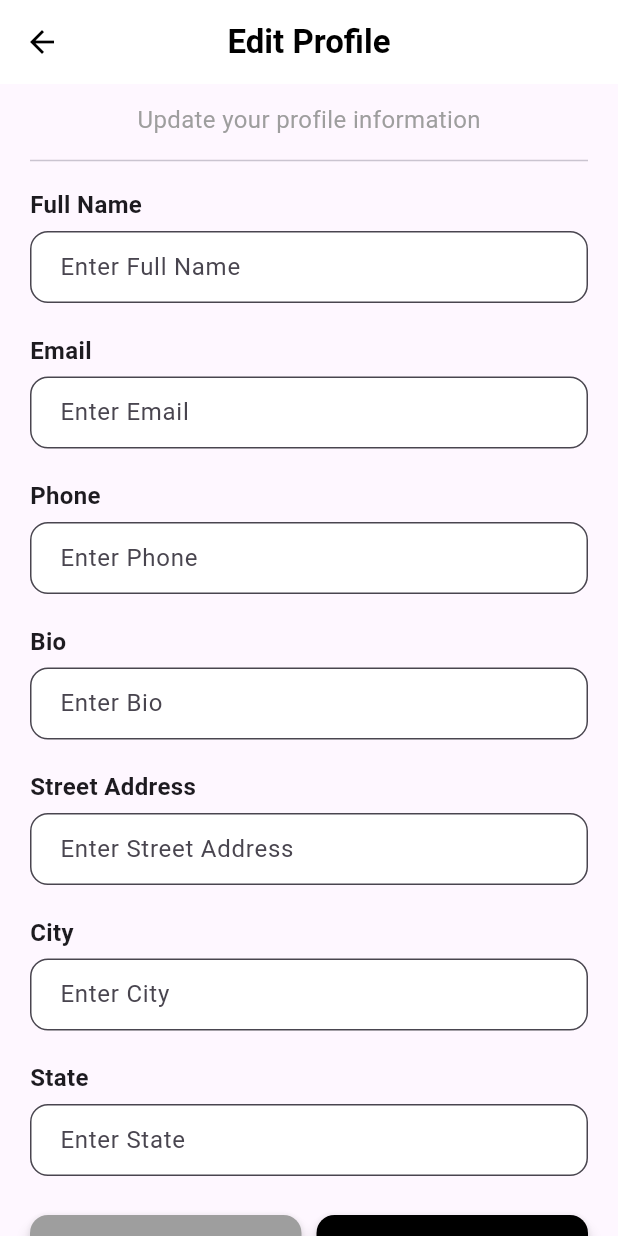
After one commit to rishabkoka/CampusCloset, a Flutter app: the ProfilePage screen opened directly, after a tap on "Edit Profile", on a phone screen of 412 x 824 dp. The commit adds this screen. Run offline on Flutter 3.47's test engine with Material 3 defaults, Android fonts, the light colour scheme and no system bars; our stand-ins replace firebase_auth, firebase_core, google_sign_in; accounts and stored records are empty.

Commit message:
Update UI for my profile pages

```diff
--- /dev/null
+++ b/lib/pages/complete_profile.dart
@@ -0,0 +1,186 @@
+import 'package:flutter/material.dart';
+
+void main() {
+  runApp(const MyApp());
+}
+
+class MyApp extends StatelessWidget {
+  const MyApp({super.key});
+
+  @override
+  Widget build(BuildContext context) {
+    return MaterialApp(
+      debugShowCheckedModeBanner: false,
+      title: 'Profile Page',
+      theme: ThemeData(
+        primaryColor: const Color(0xFFF4F1E3),
+        scaffoldBackgroundColor: const Color(0xFFF4F1E3),
+        textTheme: const TextTheme(
+          bodyLarge: TextStyle(color: Colors.black, fontSize: 16),
+          bodyMedium: TextStyle(color: Colors.black54, fontSize: 14),
+        ),
+      ),
+      home: const CompleteProfile(),
+    );
+  }
+}
+
+class CompleteProfile extends StatefulWidget {
+  const CompleteProfile({super.key});
+
+  @override
+  CompleteProfileState createState() => CompleteProfileState();
+}
+
+class CompleteProfileState extends State<CompleteProfile> {
+  // Temporary variables to hold form data
+  String fullName = "";
+  String email = "";
+  String phone = "";
+  String bio = "";
+  String streetAddress = "";
+  String city = "";
+  String state = "";
+
+  void saveProfile() {
+    // Here, you would send these variables to a database or API
+    print("Saving Profile: ");
+    print("Full Name: $fullName");
+    print("Email: $email");
+    print("Phone: $phone");
+    print("Bio: $bio");
+    print("Street Address: $streetAddress");
+    print("City: $city");
+    print("State: $state");
+  }
+
+  @override
+  Widget build(BuildContext context) {
+    return Scaffold(
+      appBar: AppBar(
+        centerTitle: true,
+        elevation: 0,
+        backgroundColor: Colors.white,
+        foregroundColor: Colors.black,
+        title: const Text(
+          "Complete Profile",
+          style: TextStyle(fontWeight: FontWeight.bold, fontSize: 22),
+        ),
+      ),
+      body: SingleChildScrollView(
+        padding: const EdgeInsets.symmetric(horizontal: 20.0, vertical: 12.0),
+        child: Column(
+          crossAxisAlignment: CrossAxisAlignment.center,
+          children: [
+            // const Text(
+            //   "Complete Profile",
+            //   style: TextStyle(fontSize: 28, fontWeight: FontWeight.bold),
+            // ),
+            // const SizedBox(height: 8.0),
+            const Text(
+              "Complete your details to continue",
+              style: TextStyle(fontSize: 16, color: Colors.grey),
+            ),
+            const SizedBox(height: 8.0),
+            const Divider(),
+            Form(
+              child: Column(
+                children: [
+                  UserInfoEditField(
+                    text: "Full Name",
+                    onChanged: (value) => setState(() => fullName = value),
+                  ),
+                  UserInfoEditField(
+                    text: "Email",
+                    onChanged: (value) => setState(() => email = value),
+                  ),
+                  UserInfoEditField(
+                    text: "Phone",
+                    onChanged: (value) => setState(() => phone = value),
+                  ),
+                  UserInfoEditField(
+                    text: "Bio",
+                    onChanged: (value) => setState(() => bio = value),
+                  ),
+                  UserInfoEditField(
+                    text: "Street Address",
+                    onChanged: (value) => setState(() => streetAddress = value),
+                  ),
+                  UserInfoEditField(
+                    text: "City",
+                    onChanged: (value) => setState(() => city = value),
+                  ),
+                  UserInfoEditField(
+                    text: "State",
+                    onChanged: (value) => setState(() => state = value),
+                  ),
+                ],
+              ),
+            ),
+            const SizedBox(height: 16.0),
+            button("Save Profile", Colors.black, Colors.white, saveProfile, 50),
+          ],
+        ),
+      ),
+    );
+  }
+}
+
+class UserInfoEditField extends StatelessWidget {
+  final String text;
+  final Function(String) onChanged;
+
+  const UserInfoEditField({super.key, required this.text, required this.onChanged});
+
+  @override
+  Widget build(BuildContext context) {
+    return Padding(
+      padding: const EdgeInsets.symmetric(vertical: 10.0),
+      child: Column(
+        crossAxisAlignment: CrossAxisAlignment.start,
+        children: [
+          Text(
+            text,
+            style: const TextStyle(fontSize: 16, fontWeight: FontWeight.w600),
+          ),
+          const SizedBox(height: 6.0),
+          TextFormField(
+            decoration: InputDecoration(
+              hintText: "Enter $text",
+              filled: true,
+              fillColor: Colors.white,
+              contentPadding: const EdgeInsets.symmetric(horizontal: 16.0, vertical: 12.0),
+              border: OutlineInputBorder(
+                borderSide: const BorderSide(color: Colors.grey),
+                borderRadius: BorderRadius.circular(12),
+              ),
+            ),
+            onChanged: onChanged,
+          ),
+        ],
+      ),
+    );
+  }
+}
+
+Widget button(String text, Color backgroundColor, Color textColor, VoidCallback onPressed, double height) {
+  return SizedBox(
+    width: double.infinity,
+    height: height,
+    child: ElevatedButton(
+      onPressed: onPressed,
+      style: ElevatedButton.styleFrom(
+        backgroundColor: backgroundColor,
+        foregroundColor: textColor,
+        shape: RoundedRectangleBorder(
+          borderRadius: BorderRadius.circular(12),
+        ),
+        elevation: 4,
+      ),
+      child: Text(
+        text,
+        style: const TextStyle(fontSize: 18, fontWeight: FontWeight.w600),
+      ),
+    ),
+  );
+}
--- /dev/null
+++ b/lib/pages/edit_profile.dart
@@ -0,0 +1,193 @@
+import 'package:flutter/material.dart';
+
+void main() {
+  runApp(const MyApp());
+}
+
+class MyApp extends StatelessWidget {
+  const MyApp({super.key});
+
+  @override
+  Widget build(BuildContext context) {
+    return MaterialApp(
+      debugShowCheckedModeBanner: false,
+      title: 'Edit Profile',
+      theme: ThemeData(
+        primaryColor: const Color(0xFFF4F1E3),
+        scaffoldBackgroundColor: const Color(0xFFF4F1E3),
+        textTheme: const TextTheme(
+          bodyLarge: TextStyle(color: Colors.black, fontSize: 16),
+          bodyMedium: TextStyle(color: Colors.black54, fontSize: 14),
+        ),
+      ),
+      home: const EditProfile(),
+    );
+  }
+}
+
+class EditProfile extends StatefulWidget {
+  const EditProfile({super.key});
+
+  @override
+  EditProfileState createState() => EditProfileState();
+}
+
+class EditProfileState extends State<EditProfile> {
+  String fullName = "";
+  String email = "";
+  String phone = "";
+  String bio = "";
+  String streetAddress = "";
+  String city = "";
+  String state = "";
+
+  void saveProfile() {
+    print("Profile Saved: ");
+    print("Full Name: $fullName");
+    print("Email: $email");
+    print("Phone: $phone");
+    print("Bio: $bio");
+    print("Street Address: $streetAddress");
+    print("City: $city");
+    print("State: $state");
+  }
+
+  void cancelEdit() {
+    Navigator.pop(context);
+  }
+
+  @override
+  Widget build(BuildContext context) {
+    return Scaffold(
+      appBar: AppBar(
+        centerTitle: true,
+        elevation: 0,
+        backgroundColor: Colors.white,
+        foregroundColor: Colors.black,
+        title: const Text(
+          "Edit Profile",
+          style: TextStyle(fontWeight: FontWeight.bold, fontSize: 22),
+        ),
+      ),
+      body: SingleChildScrollView(
+        padding: const EdgeInsets.symmetric(horizontal: 20.0, vertical: 12.0),
+        child: Column(
+          crossAxisAlignment: CrossAxisAlignment.center,
+          children: [
+            const Text(
+              "Update your profile information",
+              style: TextStyle(fontSize: 16, color: Colors.grey),
+            ),
+            const SizedBox(height: 8.0),
+            const Divider(),
+            Form(
+              child: Column(
+                children: [
+                  UserInfoEditField(
+                    text: "Full Name",
+                    onChanged: (value) => setState(() => fullName = value),
+                  ),
+                  UserInfoEditField(
+                    text: "Email",
+                    onChanged: (value) => setState(() => email = value),
+                  ),
+                  UserInfoEditField(
+                    text: "Phone",
+                    onChanged: (value) => setState(() => phone = value),
+                  ),
+                  UserInfoEditField(
+                    text: "Bio",
+                    onChanged: (value) => setState(() => bio = value),
+                  ),
+                  UserInfoEditField(
+                    text: "Street Address",
+                    onChanged: (value) => setState(() => streetAddress = value),
+                  ),
+                  UserInfoEditField(
+                    text: "City",
+                    onChanged: (value) => setState(() => city = value),
+                  ),
+                  UserInfoEditField(
+                    text: "State",
+                    onChanged: (value) => setState(() => state = value),
+                  ),
+                ],
+              ),
+            ),
+            const SizedBox(height: 16.0),
+            Row(
+              children: [
+                Expanded(
+                  child: button("Cancel", Colors.grey, Colors.black, cancelEdit, 50),
+                ),
+                const SizedBox(width: 10),
+                Expanded(
+                  child: button("Save", Colors.black, Colors.white, saveProfile, 50),
+                ),
+              ],
+            ),
+          ],
+        ),
+      ),
+    );
+  }
+}
+
+class UserInfoEditField extends StatelessWidget {
+  final String text;
+  final Function(String) onChanged;
+
+  const UserInfoEditField({super.key, required this.text, required this.onChanged});
+
+  @override
+  Widget build(BuildContext context) {
+    return Padding(
+      padding: const EdgeInsets.symmetric(vertical: 10.0),
+      child: Column(
+        crossAxisAlignment: CrossAxisAlignment.start,
+        children: [
+          Text(
+            text,
+            style: const TextStyle(fontSize: 16, fontWeight: FontWeight.w600),
+          ),
+          const SizedBox(height: 6.0),
+          TextFormField(
+            decoration: InputDecoration(
+              hintText: "Enter $text",
+              filled: true,
+              fillColor: Colors.white,
+              contentPadding: const EdgeInsets.symmetric(horizontal: 16.0, vertical: 12.0),
+              border: OutlineInputBorder(
+                borderSide: const BorderSide(color: Colors.grey),
+                borderRadius: BorderRadius.circular(12),
+              ),
+            ),
+            onChanged: onChanged,
+          ),
+        ],
+      ),
+    );
+  }
+}
+
+Widget button(String text, Color backgroundColor, Color textColor, VoidCallback onPressed, double height) {
+  return SizedBox(
+    width: double.infinity,
+    height: height,
+    child: ElevatedButton(
+      onPressed: onPressed,
+      style: ElevatedButton.styleFrom(
+        backgroundColor: backgroundColor,
+        foregroundColor: textColor,
+        shape: RoundedRectangleBorder(
+          borderRadius: BorderRadius.circular(12),
+        ),
+        elevation: 4,
+      ),
+      child: Text(
+        text,
+        style: const TextStyle(fontSize: 18, fontWeight: FontWeight.w600),
+      ),
+    ),
+  );
+}
--- a/lib/pages/profile_page.dart
+++ b/lib/pages/profile_page.dart
@@ -1,105 +1,81 @@
 import 'package:flutter/material.dart';
+import 'edit_profile.dart';
 
 void main() {
-  runApp(MyApp());
+  runApp(const MyApp());
 }
 
 class MyApp extends StatelessWidget {
+  const MyApp({super.key});
+
   @override
   Widget build(BuildContext context) {
     return MaterialApp(
       debugShowCheckedModeBanner: false,
-      home: ProfilePage(),
+      title: 'Profile Page',
+      theme: ThemeData(
+        primaryColor: const Color(0xFFF4F1E3),
+        scaffoldBackgroundColor: const Color(0xFFF4F1E3),
+        textTheme: const TextTheme(
+          bodyLarge: TextStyle(color: Colors.black, fontSize: 16),
+          bodyMedium: TextStyle(color: Colors.black54, fontSize: 14),
+        ),
+      ),
+      home: const ProfilePage(),
     );
   }
 }
 
 class ProfilePage extends StatelessWidget {
-  final String profileImage = 'assets/images/profile.svg';
-  final String userName = 'USER_NAME';
-  final String userJob = 'USER_JOB';
-  final String userEmail = 'USER_EMAIL';
-  final String userPhone = 'USER_PHONE';
-  final String userLocation = 'USER_LOCATION';
+  const ProfilePage({super.key});
 
   @override
   Widget build(BuildContext context) {
+    // Stubbed data for replacement with API/database calls
+    final String fullName = "Loading...";
+    final String email = "Loading...";
+    final String phone = "Loading...";
+    final String bio = "Loading...";
+    final String streetAddress = "Loading...";
+    final String city = "Loading...";
+    final String state = "Loading...";
+
     return Scaffold(
-      backgroundColor: Color(0xFFF4F1E3),
       appBar: AppBar(
-        title: Text('Profile'),
         centerTitle: true,
-        actions: [
-          IconButton(
-            icon: Icon(Icons.edit),
-            onPressed: () {
+        elevation: 0,
+        backgroundColor: Colors.white,
+        foregroundColor: Colors.black,
+        title: const Text(
+          "Profile",
+          style: TextStyle(fontWeight: FontWeight.bold, fontSize: 22),
+        ),
+      ),
+      body: Padding(
+        padding: const EdgeInsets.symmetric(horizontal: 20.0, vertical: 12.0),
+        child: Column(
+          crossAxisAlignment: CrossAxisAlignment.start,
+          children: [
+            ProfileCard(title: "Personal Info", children: [
+              ProfileInfoRow(label: "Full Name", value: fullName),
+              ProfileInfoRow(label: "Email", value: email),
+              ProfileInfoRow(label: "Phone", value: phone),
+            ]),
+            ProfileCard(title: "Bio", children: [
+              ProfileInfoRow(label: "Bio", value: bio),
+            ]),
+            ProfileCard(title: "Address", children: [
+              ProfileInfoRow(label: "Street Address", value: streetAddress),
+              ProfileInfoRow(label: "City", value: city),
+              ProfileInfoRow(label: "State", value: state),
+            ]),
+            const SizedBox(height: 20.0),
+            button("Edit Profile", Colors.black, Colors.white, () {
               Navigator.push(
                 context,
-                MaterialPageRoute(builder: (context) => EditProfilePage()),
+                MaterialPageRoute(builder: (context) => const EditProfile()),
               );
-            },
-          ),
-        ],
-      ),
-      body: Padding(
-        padding: const EdgeInsets.all(16.0),
-        child: Column(
-          crossAxisAlignment: CrossAxisAlignment.center,
-          children: [
-            CircleAvatar(
-              radius: 50,
-              backgroundImage: AssetImage(profileImage),
-            ),
-            SizedBox(height: 10),
-            Text(
-              userName,
-              style: TextStyle(fontSize: 22, fontWeight: FontWeight.bold),
-            ),
-            SizedBox(height: 5),
-            Text(
-              userJob,
-              style: TextStyle(fontSize: 16, color: Colors.grey[600]),
-            ),
-            SizedBox(height: 20),
-            Card(
-              elevation: 2,
-              shape: RoundedRectangleBorder(
-                borderRadius: BorderRadius.circular(10),
-              ),
-              child: ListTile(
-                leading: Icon(Icons.email, color: Colors.blue),
-                title: Text(userEmail),
-              ),
-            ),
-            SizedBox(height: 10),
-            Card(
-              elevation: 2,
-              shape: RoundedRectangleBorder(
-                borderRadius: BorderRadius.circular(10),
-              ),
-              child: ListTile(
-                leading: Icon(Icons.phone, color: Colors.green),
-                title: Text(userPhone),
-              ),
-            ),
-            SizedBox(height: 10),
-            Card(
-              elevation: 2,
-              shape: RoundedRectangleBorder(
-                borderRadius: BorderRadius.circular(10),
-              ),
-              child: ListTile(
-                leading: Icon(Icons.location_on, color: Colors.red),
-                title: Text(userLocation),
-              ),
-            ),
-            SizedBox(height: 20),
-            ElevatedButton(
-              onPressed: () {
-                Navigator.pop(context);
-              },
-              child: Text('Home'),
-            ),
+            }, 50),
           ],
         ),
       ),
@@ -107,198 +83,80 @@ class ProfilePage extends StatelessWidget {
   }
 }
 
-class EditProfilePage extends StatelessWidget {
-  const EditProfilePage({super.key});
+class ProfileCard extends StatelessWidget {
+  final String title;
+  final List<Widget> children;
+
+  const ProfileCard({super.key, required this.title, required this.children});
 
   @override
   Widget build(BuildContext context) {
-    return Scaffold(
-      backgroundColor: Colors.white,
-      appBar: AppBar(
-        centerTitle: false,
-        elevation: 0,
-        backgroundColor: const Color(0xFF00BF6D),
-        foregroundColor: Colors.white,
-        title: const Text("Edit Profile"),
-      ),
-      body: SingleChildScrollView(
-        padding: const EdgeInsets.symmetric(horizontal: 16.0),
+    return Card(
+      elevation: 4,
+      shape: RoundedRectangleBorder(borderRadius: BorderRadius.circular(12)),
+      child: Padding(
+        padding: const EdgeInsets.all(16.0),
         child: Column(
+          crossAxisAlignment: CrossAxisAlignment.start,
           children: [
-            ProfilePic(
-              image: 'USER_IMAGE_URL',
-              imageUploadBtnPress: () {},
+            Text(
+              title,
+              style: const TextStyle(fontSize: 18, fontWeight: FontWeight.bold),
             ),
-            const Divider(),
-            Form(
-              child: Column(
-                children: [
-                  UserInfoEditField(
-                    text: "Name",
-                    child: TextFormField(
-                      initialValue: "USER_NAME",
-                      decoration: inputDecoration(),
-                    ),
-                  ),
-                  UserInfoEditField(
-                    text: "Email",
-                    child: TextFormField(
-                      initialValue: "USER_EMAIL",
-                      decoration: inputDecoration(),
-                    ),
-                  ),
-                  UserInfoEditField(
-                    text: "Phone",
-                    child: TextFormField(
-                      initialValue: "USER_PHONE",
-                      decoration: inputDecoration(),
-                    ),
-                  ),
-                  UserInfoEditField(
-                    text: "Address",
-                    child: TextFormField(
-                      initialValue: "USER_LOCATION",
-                      decoration: inputDecoration(),
-                    ),
-                  ),
-                  UserInfoEditField(
-                    text: "Old Password",
-                    child: TextFormField(
-                      obscureText: true,
-                      initialValue: "USER_OLD_PASSWORD",
-                      decoration: inputDecoration(icon: Icons.visibility_off),
-                    ),
-                  ),
-                  UserInfoEditField(
-                    text: "New Password",
-                    child: TextFormField(
-                      decoration: inputDecoration(hintText: "New Password"),
-                    ),
-                  ),
-                ],
-              ),
-            ),
-            const SizedBox(height: 16.0),
-            Row(
-              mainAxisAlignment: MainAxisAlignment.end,
-              children: [
-                button(context, "Cancel", Colors.grey[400]!, () {}),
-                const SizedBox(width: 16.0),
-                button(context, "Save Update", const Color(0xFF00BF6D), () {}),
-              ],
-            ),
+            const SizedBox(height: 8),
+            ...children,
           ],
         ),
       ),
     );
   }
-
-  InputDecoration inputDecoration({String? hintText, IconData? icon}) {
-    return InputDecoration(
-      hintText: hintText,
-      filled: true,
-      fillColor: const Color(0xFF00BF6D).withOpacity(0.05),
-      contentPadding: const EdgeInsets.symmetric(horizontal: 24.0, vertical: 16.0),
-      border: const OutlineInputBorder(
-        borderSide: BorderSide.none,
-        borderRadius: BorderRadius.all(Radius.circular(50)),
-      ),
-      suffixIcon: icon != null ? Icon(icon, size: 20) : null,
-    );
-  }
-
-  Widget button(BuildContext context, String text, Color color, VoidCallback onPressed) {
-    return SizedBox(
-      width: text == "Cancel" ? 120 : 160,
-      child: ElevatedButton(
-        onPressed: onPressed,
-        style: ElevatedButton.styleFrom(
-          backgroundColor: color,
-          foregroundColor: Colors.white,
-          minimumSize: const Size(double.infinity, 48),
-          shape: const StadiumBorder(),
-        ),
-        child: Text(text),
-      ),
-    );
-  }
 }
 
-class ProfilePic extends StatelessWidget {
-  const ProfilePic({
-    super.key,
-    required this.image,
-    this.isShowPhotoUpload = false,
-    this.imageUploadBtnPress,
-  });
+class ProfileInfoRow extends StatelessWidget {
+  final String label;
+  final String value;
 
-  final String image;
-  final bool isShowPhotoUpload;
-  final VoidCallback? imageUploadBtnPress;
+  const ProfileInfoRow({super.key, required this.label, required this.value});
 
   @override
   Widget build(BuildContext context) {
-    return Container(
-      padding: const EdgeInsets.all(16.0),
-      margin: const EdgeInsets.symmetric(vertical: 16.0),
-      decoration: BoxDecoration(
-        shape: BoxShape.circle,
-        border: Border.all(
-          color:
-              Theme.of(context).textTheme.bodyLarge!.color!.withOpacity(0.08),
-        ),
-      ),
-      child: Stack(
-        alignment: Alignment.bottomRight,
+    return Padding(
+      padding: const EdgeInsets.symmetric(vertical: 8.0),
+      child: Row(
+        mainAxisAlignment: MainAxisAlignment.spaceBetween,
         children: [
-          CircleAvatar(
-            radius: 50,
-            backgroundImage: NetworkImage(image),
+          Text(
+            label,
+            style: const TextStyle(fontSize: 16, fontWeight: FontWeight.w600),
           ),
-          InkWell(
-            onTap: imageUploadBtnPress,
-            child: CircleAvatar(
-              radius: 13,
-              backgroundColor: Theme.of(context).primaryColor,
-              child: const Icon(
-                Icons.add,
-                color: Colors.white,
-                size: 20,
-              ),
-            ),
-          )
+          Text(
+            value,
+            style: const TextStyle(fontSize: 16, color: Colors.black54),
+          ),
         ],
       ),
     );
   }
 }
 
-class UserInfoEditField extends StatelessWidget {
-  const UserInfoEditField({
-    super.key,
-    required this.text,
-    required this.child,
-  });
-
-  final String text;
-  final Widget child;
-
-  @override
-  Widget build(BuildContext context) {
-    return Padding(
-      padding: const EdgeInsets.symmetric(vertical: 8.0),
-      child: Row(
-        children: [
-          Expanded(
-            flex: 2,
-            child: Text(text),
-          ),
-          Expanded(
-            flex: 3,
-            child: child,
-          ),
-        ],
+Widget button(String text, Color backgroundColor, Color textColor, VoidCallback onPressed, double height) {
+  return SizedBox(
+    width: double.infinity,
+    height: height,
+    child: ElevatedButton(
+      onPressed: onPressed,
+      style: ElevatedButton.styleFrom(
+        backgroundColor: backgroundColor,
+        foregroundColor: textColor,
+        shape: RoundedRectangleBorder(
+          borderRadius: BorderRadius.circular(12),
+        ),
+        elevation: 4,
       ),
-    );
-  }
+      child: Text(
+        text,
+        style: const TextStyle(fontSize: 18, fontWeight: FontWeight.w600),
+      ),
+    ),
+  );
 }
--- a/pubspec.yaml
+++ b/pubspec.yaml
@@ -16,6 +16,8 @@ dependencies:
   cloud_firestore: ^5.6.3
   firebase_auth: ^5.4.2
   google_sign_in: ^6.2.1
+  flutter_svg: ^2.0.9
+
 
 dev_dependencies:
   flutter_test:
```
Also changed, not shown: pubspec.lock.
